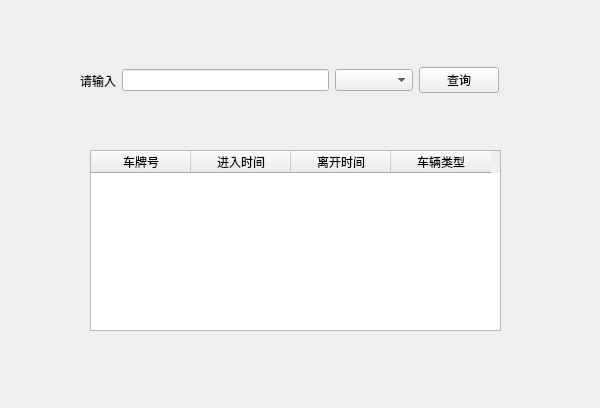
This is Python_tensorflow_LicensePlate/front/carRecord.ui in handsomeyaqiang/plate_number_of_company_parking_lot as Qt 5 draws it before an edit. The edited form follows.
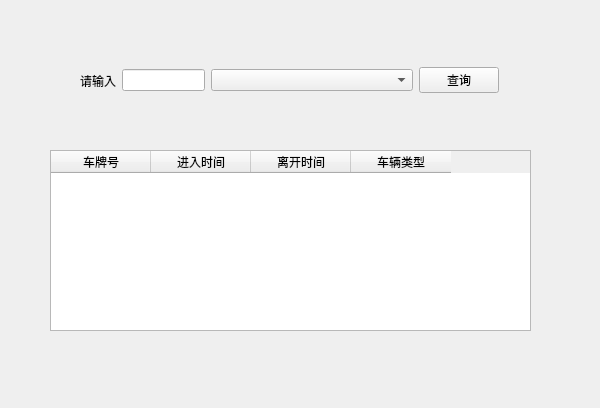
This is the edited form.

What changed in the file:
```diff
--- a/Python_tensorflow_LicensePlate/front/carRecord.ui
+++ b/Python_tensorflow_LicensePlate/front/carRecord.ui
@@ -16,9 +16,9 @@
   <widget class="QTableWidget" name="tableWidget">
    <property name="geometry">
     <rect>
-     <x>90</x>
+     <x>50</x>
      <y>150</y>
-     <width>411</width>
+     <width>481</width>
      <height>181</height>
     </rect>
    </property>
@@ -77,12 +77,12 @@
       </item>
       <item>
        <property name="text">
-        <string>进入时间</string>
+        <string>进入时间(XX-YY-ZZ  AA:BB:CC)</string>
        </property>
       </item>
       <item>
        <property name="text">
-        <string>离开时间</string>
+        <string>离开时间(XX-YY-ZZ  AA:BB:CC)</string>
        </property>
       </item>
       <item>
```
